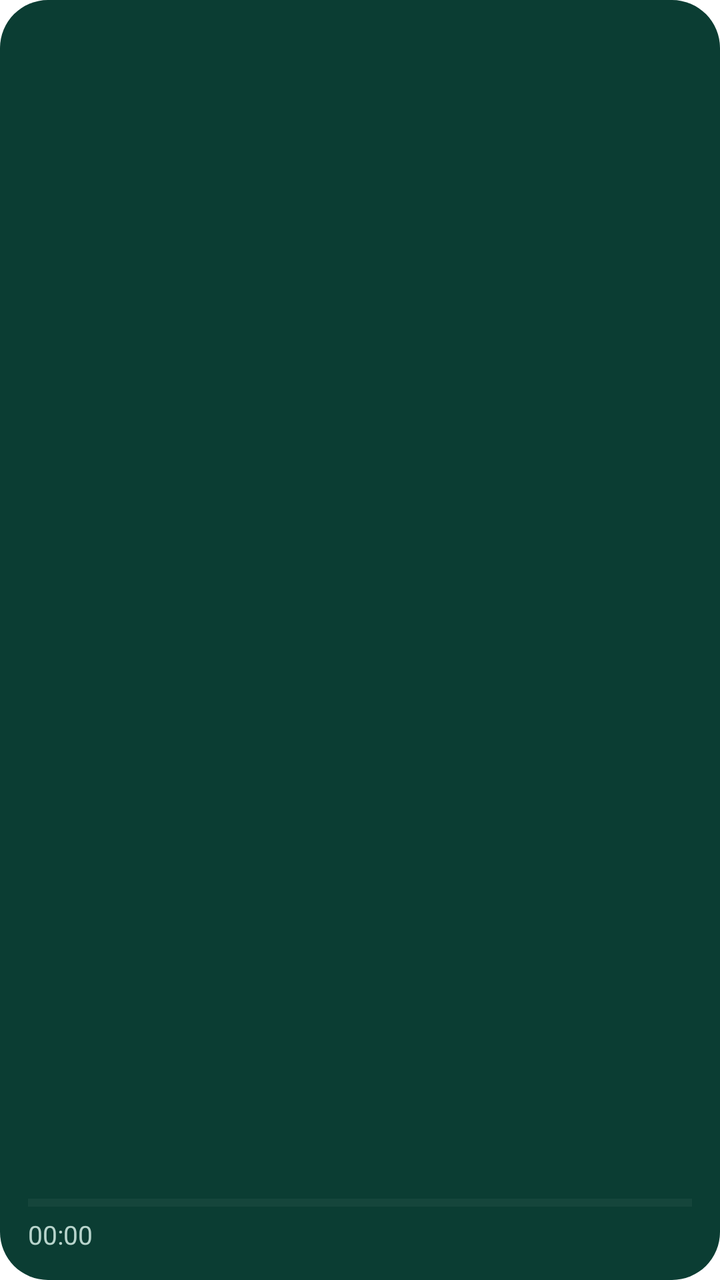
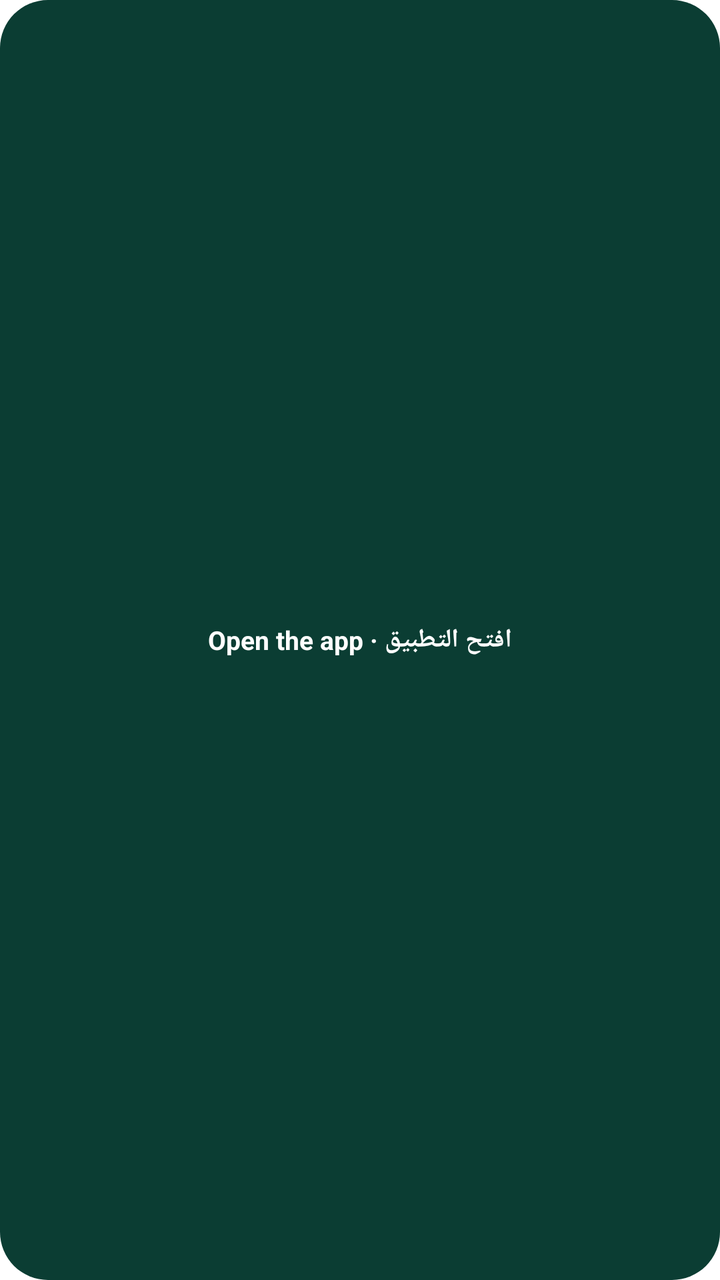

An Android layout rendered at two revisions. The XML below is the earlier revision; the diff shows what the commit changed to produce the second picture.
<!-- AndroidManifest.xml: fallback theme Theme.MaterialComponents.DayNight.NoActionBar -->
<!-- res/layout/dailyalarm_widget_next_prayer.xml -->
<?xml version="1.0" encoding="utf-8"?>
<FrameLayout xmlns:android="http://schemas.android.com/apk/res/android"
    android:id="@+id/root"
    android:layout_width="match_parent"
    android:layout_height="match_parent"
    android:background="@drawable/dailyalarm_widget_bg"
    android:padding="14dp">

    <TextView
        android:id="@+id/empty"
        android:layout_width="match_parent"
        android:layout_height="match_parent"
        android:gravity="center"
        android:text=""
        android:textColor="#ffffff"
        android:textSize="13sp"
        android:textStyle="bold"
        android:visibility="gone" />

    <LinearLayout
        android:id="@+id/content"
        android:layout_width="match_parent"
        android:layout_height="match_parent"
        android:orientation="vertical">

        <TextView
            android:id="@+id/label"
            android:layout_width="wrap_content"
            android:layout_height="wrap_content"
            android:maxLines="1"
            android:textColor="#ffffff"
            android:textSize="18sp"
            android:textStyle="bold" />

        <TextView
            android:id="@+id/time"
            android:layout_width="wrap_content"
            android:layout_height="wrap_content"
            android:maxLines="1"
            android:textColor="#e0b65a"
            android:textSize="30sp"
            android:textStyle="bold" />

        <View
            android:layout_width="match_parent"
            android:layout_height="0dp"
            android:layout_weight="1" />

        <ProgressBar
            android:id="@+id/bar"
            style="?android:attr/progressBarStyleHorizontal"
            android:layout_width="match_parent"
            android:layout_height="6dp"
            android:max="1000"
            android:progress="0"
            android:progressBackgroundTint="#26ffffff"
            android:progressTint="#e0b65a" />

        <Chronometer
            android:id="@+id/countdown"
            android:layout_width="wrap_content"
            android:layout_height="wrap_content"
            android:layout_marginTop="4dp"
            android:textColor="#b8d4cc"
            android:textSize="13sp" />
    </LinearLayout>
</FrameLayout>
<!-- resources referenced by this layout -->
<resources>
  <!-- drawable dailyalarm_widget_bg (drawable) -->
  <?xml version="1.0" encoding="utf-8"?>
  <shape xmlns:android="http://schemas.android.com/apk/res/android" android:shape="rectangle">
      <solid android:color="#0b3d33" />
      <corners android:radius="24dp" />
  </shape>
</resources>

<!-- the commit's change to res/layout/dailyalarm_widget_next_prayer.xml (unified diff, before → after) -->
@@ -11,16 +11,16 @@
         android:layout_width="match_parent"
         android:layout_height="match_parent"
         android:gravity="center"
-        android:text=""
+        android:text="افتح التطبيق · Open the app"
         android:textColor="#ffffff"
         android:textSize="13sp"
-        android:textStyle="bold"
-        android:visibility="gone" />
+        android:textStyle="bold" />
 
     <LinearLayout
         android:id="@+id/content"
         android:layout_width="match_parent"
         android:layout_height="match_parent"
+        android:visibility="gone"
         android:orientation="vertical">
 
         <TextView
